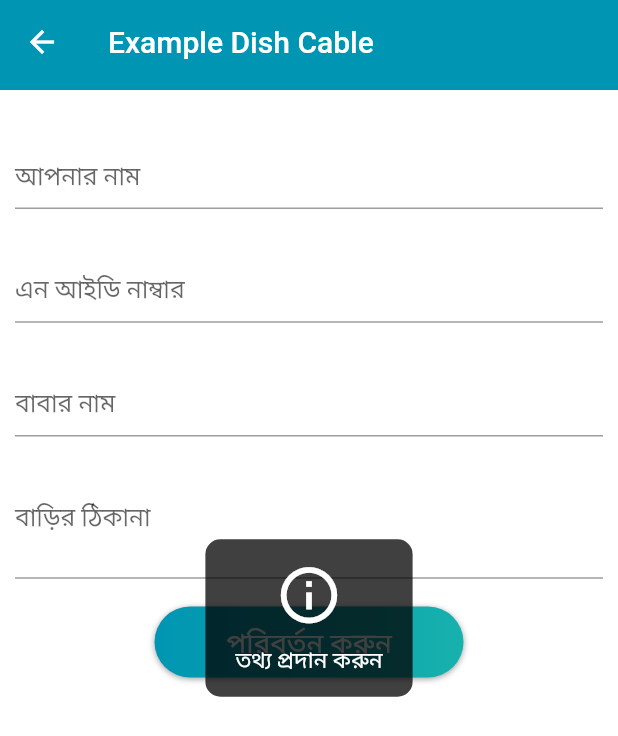
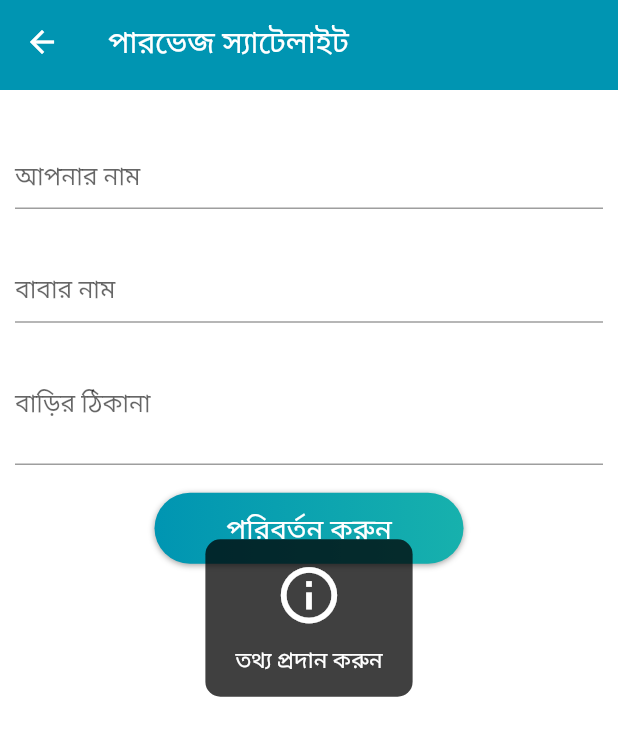
Before and after one commit to SujitSarkar/Dish-App-user-panel-, a Flutter app: the UpdateUserInfo screen opened directly, after a tap on "পরিবর্তন করুন", on a phone screen of 412 x 824 dp. Shown: the top 736 px of the screen. Run offline on Flutter 3.47's test engine with Material 2 defaults, Android fonts, the phone set to English and light mode, and no system bars; our stand-ins replace carousel_slider, cloud_firestore, connectivity, expandable_text, firebase_auth, firebase_core and 3 more; missing offline and left inert: flutter_animated_dialog, marquee_flutter; accounts and stored records are empty; statements that could not run were skipped.

Commit message:
7th committed

```diff
--- a/lib/pages/home_page.dart
+++ b/lib/pages/home_page.dart
@@ -74,7 +74,7 @@ class _HomePageState extends State<HomePage> {
           alignment: Alignment.center,
           child: MarqueeWidget(
             text:
-                "২৪ ঘন্টা সার্ভিস পেতে ০১৮২৩৪৮১২৩ নাম্বারে কল করুন । ${Variables.appTitle} এর সাথে থাকার জন্য ধন্যবাদ ।",
+                "২৪ ঘন্টা সার্ভিস পেতে ০১৮৮১০৩৮০০১ নাম্বারে কল করুন । ${Variables.appLongTitle} এর সাথে থাকার জন্য ধন্যবাদ ।",
             textStyle: TextStyle(
                 color: Theme.of(context).primaryColor,
                 fontSize: size.width * .05),
--- a/lib/pages/login_page.dart
+++ b/lib/pages/login_page.dart
@@ -8,6 +8,7 @@ import 'package:user_app/pages/signup_page.dart';
 import 'package:user_app/providers/public_provider.dart';
 import 'package:user_app/public_variables/colors.dart';
 import 'package:user_app/public_variables/design.dart';
+import 'package:user_app/public_variables/variables.dart';
 import 'package:user_app/widgets/buttons.dart';
 import 'package:user_app/widgets/no_internet.dart';
 import 'package:user_app/widgets/notifications.dart';
@@ -61,13 +62,15 @@ class _LoginPageState extends State<LoginPage> {
                 Padding(
                   padding: EdgeInsets.only(
                       left: 15,right: 15, top: size.width*.08),
-                  child: Hero(
-                    tag: 'hero-login',
-                    child: Image.asset(
-                      'assets/g_banner.png',
-                      fit: BoxFit.contain,
-                    ),
-                  ),
+
+                  child: Text(Variables.appTitle,style: TextStyle(color: Colors.white,fontSize: size.width*.07),),
+                  // child: Hero(
+                  //   tag: 'hero-login',
+                  //   child: Image.asset(
+                  //     'assets/g_banner.png',
+                  //     fit: BoxFit.contain,
+                  //   ),
+                  // ),
                 ),
               ],
             ),
@@ -135,29 +138,29 @@ class _LoginPageState extends State<LoginPage> {
                     ),
                   ),
                 ),
-                GestureDetector(
-                  onTap:()=>Navigator.push(context, AnimationPageRoute(navigateTo: SignUpPage())),
-                  child: Padding(
-                    padding:EdgeInsets.symmetric(
-                        vertical: 15, horizontal: 10),
-                    child: RichText(
-                      textAlign: TextAlign.center,
-                      text: TextSpan(children: [
-                        TextSpan(
-                            text: 'আপনার একাউন্ট নেই?' + '\n',
-                            style: Design.subTitleStyle(size).copyWith(
-                              color: CustomColors.textColor,
-                            )),
-                        TextSpan(
-                            text: 'একাউন্ট খুলুন',
-                            style: Design.titleStyle(size).copyWith(
-                              decoration: TextDecoration.underline,
-                              color: CustomColors.textColor,
-                            )),
-                      ]),
-                    ),
-                  ),
-                ),
+                // GestureDetector(
+                //   onTap:()=>Navigator.push(context, AnimationPageRoute(navigateTo: SignUpPage())),
+                //   child: Padding(
+                //     padding:EdgeInsets.symmetric(
+                //         vertical: 15, horizontal: 10),
+                //     child: RichText(
+                //       textAlign: TextAlign.center,
+                //       text: TextSpan(children: [
+                //         TextSpan(
+                //             text: 'আপনার একাউন্ট নেই?' + '\n',
+                //             style: Design.subTitleStyle(size).copyWith(
+                //               color: CustomColors.textColor,
+                //             )),
+                //         TextSpan(
+                //             text: 'একাউন্ট খুলুন',
+                //             style: Design.titleStyle(size).copyWith(
+                //               decoration: TextDecoration.underline,
+                //               color: CustomColors.textColor,
+                //             )),
+                //       ]),
+                //     ),
+                //   ),
+                // ),
               ],
             ),
           ),
@@ -165,7 +168,9 @@ class _LoginPageState extends State<LoginPage> {
         Align(
           alignment: Alignment.bottomCenter,
           child: GestureDetector(
-            onTap: (){},
+            onTap: (){
+              launchInWebViewWithJavaScript(context,'https://glamworlditltd.com/');
+            },
             child: RichText(
               textAlign: TextAlign.center,
               text: TextSpan(children: [
--- a/lib/providers/public_provider.dart
+++ b/lib/providers/public_provider.dart
@@ -196,6 +196,7 @@ class PublicProvider extends ChangeNotifier{
        'billingNumber': billingNumber,
        'transactionId': transactionId,
         'amount':amount,
+        'payDate': '${DateTime.now().month}/${DateTime.now().year}',
        'state': 'pending',
        'timeStamp': timeStamp.toString()
       }).then((value)async{
--- a/lib/public_variables/variables.dart
+++ b/lib/public_variables/variables.dart
@@ -2,9 +2,8 @@ import 'package:flutter/material.dart';
 // import 'package:flutter/cupertino.dart';
 
 class Variables {
-  static final String appTitle = 'Example Dish Cable';
-  static final String customerCareNumber= '01830200087\n01987354802';
-  static final String officeAddress= 'House-16(A3), Sonargaon Janapath Road, Sector-12, Uttara, Dhaka';
+  static final String appTitle = 'পারভেজ স্যাটেলাইট';
+  static final String appLongTitle = 'পারভেজ ইউনাইটেড স্যাটেলাইট, চর-চারুয়া, দাউদকান্দি, কুমিল্লা';
   static final String paymentInstruction =
       'আপনার ডিস বিল টি পরিশোধ করতে প্রথমে ক্যালেন্ডার থেকে যে মাসের বিল দিতে '
       'চান সেই মাস টি চয়ন করুন। তারপর নিন্মে বর্নিত নাম্বারে আপনার \"বিকাশ\" অথবা \"রকেট\" থেকে সেন্ড-মানি করুন। '
@@ -38,7 +37,7 @@ class Variables {
 
   static final List<String> imgList = [
     'assets/slider-image/img1.jpg',
-    'assets/slider-image/img2.jpg',
+    'assets/slider-image/img2.png',
     'assets/slider-image/img3.jpg',
     'assets/slider-image/img4.jpg',
     'assets/slider-image/img5.jpg',
--- a/lib/sub_pages/profile_page.dart
+++ b/lib/sub_pages/profile_page.dart
@@ -189,7 +189,7 @@ class CardBuilder extends StatelessWidget {
               mainAxisAlignment: MainAxisAlignment.start,
               children: [
                 Text(index==0?'মোবাইল নাম্বার'
-                    :index==1? 'এন আইডি নাম্বার'
+                    :index==1? 'লাইন নাম্বার'
                     :index==2? 'বাবার নাম'
                     :'বড়ির ঠিকানা',
                   maxLines: 1,
@@ -217,20 +217,6 @@ class CardBuilder extends StatelessWidget {
               ],
             ),
           ),
-          // Container(
-          //   width: size.width*.1,
-          //   decoration: BoxDecoration(
-          //       //color: Colors.yellow,
-          //     borderRadius: Design.borderRadius
-          //   ),
-          //   child: index==2? InkWell(
-          //     child: Icon(Icons.edit_rounded,color: CustomColors.whiteColor),
-          //     borderRadius: Design.borderRadius,
-          //     splashColor: CustomColors.whiteColor,
-          //     radius: 30,
-          //     onTap: ()=>_showUpdateAddressDialog(context, size),
-          //   ):Container(),
-          // )
         ],
       ),
     );
--- a/lib/sub_pages/update_user_info.dart
+++ b/lib/sub_pages/update_user_info.dart
@@ -18,7 +18,6 @@ class UpdateUserInfo extends StatefulWidget {
 class _UpdateUserInfoState extends State<UpdateUserInfo> {
   int _counter=0;
   TextEditingController _nameController = TextEditingController();
-  TextEditingController _nidController = TextEditingController();
   TextEditingController _fatherController = TextEditingController();
   TextEditingController _addressController = TextEditingController();
 
@@ -26,7 +25,6 @@ class _UpdateUserInfoState extends State<UpdateUserInfo> {
     setState(()=>_counter++);
     pProvider.checkConnectivity();
     _nameController.text = pProvider.userList[0].name??'';
-    _nidController.text = pProvider.userList[0].nID??'';
     _fatherController.text = pProvider.userList[0].fatherName??'';
     _addressController.text =pProvider.userList[0].address??'';
   }
@@ -57,14 +55,6 @@ class _UpdateUserInfoState extends State<UpdateUserInfo> {
             textCapitalization: TextCapitalization.words,
             decoration: Design.formDecoration(size).copyWith(
                 labelText: 'আপনার নাম'),
-          ),
-          SizedBox(height: size.width*.04),
-          TextField(
-            controller: _nidController,
-            keyboardType: TextInputType.text,
-            textCapitalization: TextCapitalization.words,
-            decoration: Design.formDecoration(size).copyWith(
-                labelText: 'এন আইডি নাম্বার'),
           ),
           SizedBox(height: size.width*.04),
           TextField(
@@ -101,11 +91,10 @@ class _UpdateUserInfoState extends State<UpdateUserInfo> {
   }
 
   _checkValidity(PublicProvider pProvider)async{
-    if(_nameController.text.isNotEmpty && _nidController.text.isNotEmpty &&
+    if(_nameController.text.isNotEmpty &&
         _fatherController.text.isNotEmpty && _addressController.text.isNotEmpty){
       Map<String, String> dataMap = {
         'name': _nameController.text,
-        'nID': _nidController.text,
         'fatherName': _fatherController.text,
         'address': _addressController.text,
       };
--- a/pubspec.yaml
+++ b/pubspec.yaml
@@ -39,6 +39,7 @@ dependencies:
   firebase_auth: ^1.1.0
   shared_preferences: ^2.0.5
   connectivity: ^3.0.3
+  url_launcher:
 
   # The following adds the Cupertino Icons font to your application.
   # Use with the CupertinoIcons class for iOS style icons.
@@ -85,7 +86,7 @@ flutter:
     - assets/field-icon/icon_id.png
     #slider image
     - assets/slider-image/img1.jpg
-    - assets/slider-image/img2.jpg
+    - assets/slider-image/img2.png
     - assets/slider-image/img3.jpg
     - assets/slider-image/img4.jpg
     - assets/slider-image/img5.jpg
```
Also changed, not shown: lib/widgets/notifications.dart (+26 -0 lines), assets/parvej.jpeg (added), assets/slider-image/img1.jpg, assets/slider-image/img2.jpg (deleted), assets/slider-image/img2.png (added), assets/slider-image/img3.jpg, assets/slider-image/img4.jpg, assets/slider-image/img5.jpg, pubspec.lock, 1 other file.
